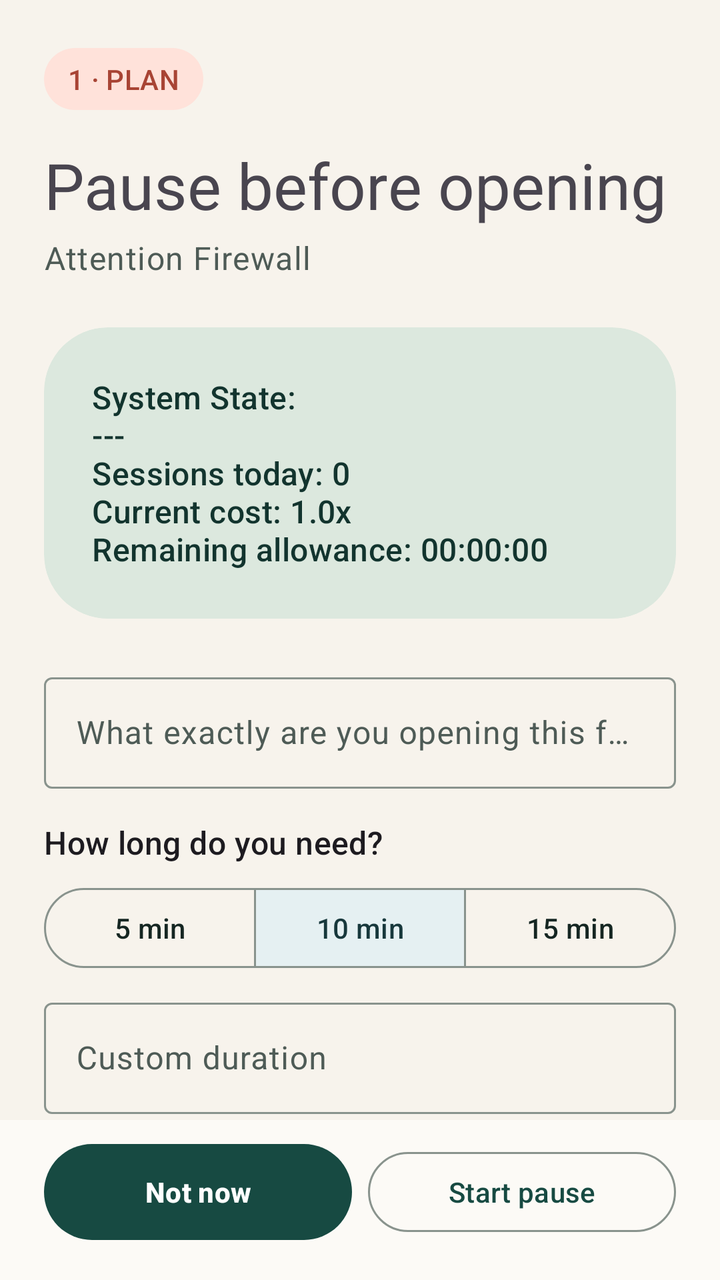
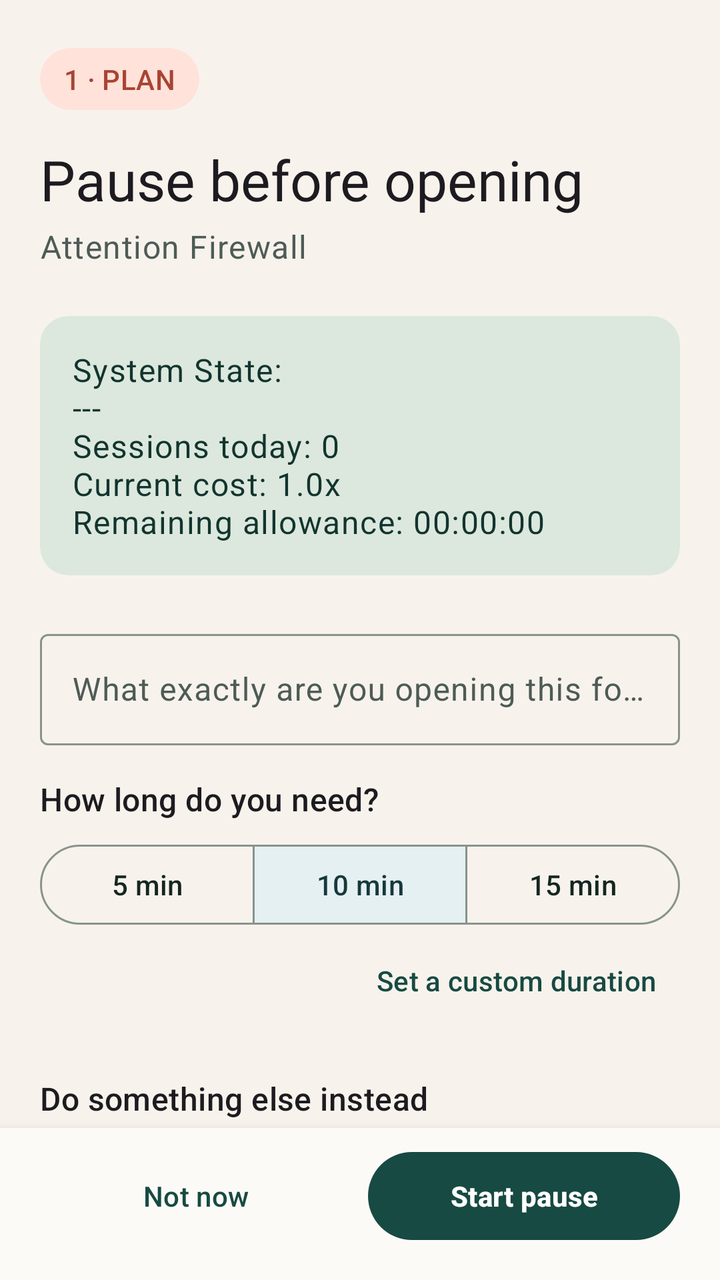

Compare the two renders of this Android layout. The source of the first and the diff that turns it into the second are given below.
<!-- AndroidManifest.xml: application theme Theme.Voward -->
<!-- res/layout/activity_decision_gate_modern.xml -->
<?xml version="1.0" encoding="utf-8"?>
<androidx.constraintlayout.widget.ConstraintLayout
    xmlns:android="http://schemas.android.com/apk/res/android"
    xmlns:app="http://schemas.android.com/apk/res-auto"
    xmlns:tools="http://schemas.android.com/tools"
    android:id="@+id/rootLayout"
    android:layout_width="match_parent"
    android:layout_height="match_parent"
    android:fitsSystemWindows="true"
    tools:context=".DecisionGateActivity">

    <androidx.core.widget.NestedScrollView
        android:id="@+id/gateScroll"
        android:layout_width="0dp"
        android:layout_height="0dp"
        android:clipToPadding="false"
        android:fillViewport="true"
        app:layout_constraintBottom_toTopOf="@id/linearLayout"
        app:layout_constraintEnd_toEndOf="parent"
        app:layout_constraintStart_toStartOf="parent"
        app:layout_constraintTop_toTopOf="parent">

        <androidx.constraintlayout.widget.ConstraintLayout android:layout_width="match_parent" android:layout_height="wrap_content">
            <LinearLayout
                android:layout_width="0dp"
                android:layout_height="wrap_content"
                android:orientation="vertical"
                android:paddingStart="@dimen/content_horizontal_padding"
                android:paddingEnd="@dimen/content_horizontal_padding"
                android:paddingTop="@dimen/spacing_lg"
                android:paddingBottom="@dimen/spacing_xl"
                app:layout_constraintEnd_toEndOf="parent"
                app:layout_constraintStart_toStartOf="parent"
                app:layout_constraintTop_toTopOf="parent"
                app:layout_constraintWidth_max="@dimen/content_max_width">

                <TextView android:id="@+id/gateStageLabel" android:layout_width="wrap_content" android:layout_height="wrap_content" android:background="@drawable/bg_status_attention" android:text="@string/gate_stage_plan" android:textAppearance="?attr/textAppearanceLabelLarge" android:textColor="@color/status_warning" />
                <TextView android:id="@+id/gateTitle" android:layout_width="match_parent" android:layout_height="wrap_content" android:layout_marginTop="@dimen/spacing_md" android:text="@string/gate_plan_title" android:textAppearance="?attr/textAppearanceHeadlineLarge" />
                <TextView android:id="@+id/gateTarget" android:layout_width="match_parent" android:layout_height="wrap_content" android:layout_marginTop="@dimen/spacing_xs" android:text="@string/attention_firewall" android:textAppearance="?attr/textAppearanceBodyLarge" android:textColor="?attr/colorOnSurfaceVariant" />

                <com.google.android.material.card.MaterialCardView
                    android:id="@+id/statsCard"
                    style="@style/Widget.ModernHabit.Card"
                    android:layout_width="match_parent"
                    android:layout_height="wrap_content"
                    android:layout_marginTop="@dimen/spacing_lg"
                    app:cardBackgroundColor="?attr/colorPrimaryContainer">
                    <TextView
                        android:id="@+id/awareness_mirror_stats"
                        android:layout_width="match_parent"
                        android:layout_height="wrap_content"
                        android:padding="@dimen/spacing_lg"
                        android:text="@string/system_state_initial"
                        android:textAppearance="?attr/textAppearanceTitleMedium"
                        android:textColor="?attr/colorOnPrimaryContainer" />
                </com.google.android.material.card.MaterialCardView>

                <LinearLayout android:id="@+id/planningGroup" android:layout_width="match_parent" android:layout_height="wrap_content" android:layout_marginTop="@dimen/spacing_lg" android:orientation="vertical">
                    <com.google.android.material.textfield.TextInputLayout
                        android:id="@+id/purpose_input_layout"
                        style="@style/Widget.Material3.TextInputLayout.OutlinedBox"
                        android:layout_width="match_parent"
                        android:layout_height="wrap_content"
                        android:hint="@string/gate_purpose_hint">
                        <com.google.android.material.textfield.TextInputEditText
                            android:id="@+id/purpose_input"
                            android:layout_width="match_parent"
                            android:layout_height="wrap_content"
                            android:inputType="textCapSentences"
                            android:maxLength="120"
                            android:maxLines="2" />
                    </com.google.android.material.textfield.TextInputLayout>

                    <TextView android:layout_width="match_parent" android:layout_height="wrap_content" android:layout_marginTop="@dimen/spacing_md" android:text="@string/choose_duration" android:textAppearance="?attr/textAppearanceTitleMedium" />
                    <com.google.android.material.button.MaterialButtonToggleGroup
                        android:id="@+id/durationChips"
                        android:layout_width="match_parent"
                        android:layout_height="wrap_content"
                        android:layout_marginTop="@dimen/spacing_sm"
                        app:checkedButton="@id/duration10"
                        app:selectionRequired="false"
                        app:singleSelection="true">
                        <com.google.android.material.button.MaterialButton android:id="@+id/duration5" style="@style/Widget.Material3.Button.OutlinedButton" android:layout_width="0dp" android:layout_height="wrap_content" android:layout_weight="1" android:text="@string/duration_5" />
                        <com.google.android.material.button.MaterialButton android:id="@+id/duration10" style="@style/Widget.Material3.Button.OutlinedButton" android:layout_width="0dp" android:layout_height="wrap_content" android:layout_weight="1" android:text="@string/duration_10" />
                        <com.google.android.material.button.MaterialButton android:id="@+id/duration15" style="@style/Widget.Material3.Button.OutlinedButton" android:layout_width="0dp" android:layout_height="wrap_content" android:layout_weight="1" android:text="@string/duration_15" />
                    </com.google.android.material.button.MaterialButtonToggleGroup>

                    <com.google.android.material.textfield.TextInputLayout
                        android:id="@+id/planned_minutes_input_layout"
                        style="@style/Widget.Material3.TextInputLayout.OutlinedBox"
                        android:layout_width="match_parent"
                        android:layout_height="wrap_content"
                        android:layout_marginTop="@dimen/spacing_sm"
                        android:hint="@string/custom_duration"
                        app:suffixText="@string/minutes_short">
                        <com.google.android.material.textfield.TextInputEditText
                            android:id="@+id/planned_minutes_input"
                            android:layout_width="match_parent"
                            android:layout_height="wrap_content"
                            android:inputType="number"
                            android:maxLength="2"
                            android:maxLines="1" />
                    </com.google.android.material.textfield.TextInputLayout>
                </LinearLayout>

                <TextView android:id="@+id/gatePlanSummary" android:layout_width="match_parent" android:layout_height="wrap_content" android:layout_marginTop="@dimen/spacing_lg" android:background="@drawable/bg_status_active" android:padding="@dimen/spacing_md" android:textAppearance="?attr/textAppearanceTitleMedium" android:visibility="gone" />
                <TextView android:layout_width="match_parent" android:layout_height="wrap_content" android:layout_marginTop="@dimen/spacing_lg" android:text="@string/healthy_next_step" android:textAppearance="?attr/textAppearanceTitleMedium" />
                <TextView android:id="@+id/replacement_prompt" android:layout_width="match_parent" android:layout_height="wrap_content" android:layout_marginTop="@dimen/spacing_xs" android:text="@string/gate_replacement_prompt" android:textAppearance="?attr/textAppearanceBodyMedium" android:textColor="?attr/colorOnSurfaceVariant" />
                <LinearLayout android:id="@+id/replacementActions" android:layout_width="match_parent" android:layout_height="wrap_content" android:layout_marginTop="@dimen/spacing_sm" android:orientation="vertical">
                    <com.google.android.material.button.MaterialButton android:id="@+id/replacementWalk" style="@style/Widget.Material3.Button.OutlinedButton" android:layout_width="match_parent" android:layout_height="wrap_content" android:text="@string/replacement_walk" />
                    <com.google.android.material.button.MaterialButton android:id="@+id/replacementWater" style="@style/Widget.Material3.Button.OutlinedButton" android:layout_width="match_parent" android:layout_height="wrap_content" android:layout_marginTop="@dimen/spacing_xs" android:text="@string/replacement_water" />
                    <com.google.android.material.button.MaterialButton android:id="@+id/replacementTask" style="@style/Widget.Material3.Button.OutlinedButton" android:layout_width="match_parent" android:layout_height="wrap_content" android:layout_marginTop="@dimen/spacing_xs" android:text="@string/replacement_task" />
                </LinearLayout>
                <TextView android:id="@+id/session_terms" android:layout_width="match_parent" android:layout_height="wrap_content" android:layout_marginTop="@dimen/spacing_md" android:text="@string/gate_terms_before_plan" android:textAppearance="?attr/textAppearanceBodyMedium" android:textColor="?attr/colorOnSurfaceVariant" />
                <FrameLayout android:id="@+id/pauseVisual" android:layout_width="184dp" android:layout_height="184dp" android:layout_gravity="center_horizontal" android:layout_marginTop="@dimen/spacing_lg" android:visibility="gone">
                    <com.example.voward.AllowanceRingView android:id="@+id/pauseRing" android:layout_width="match_parent" android:layout_height="match_parent" android:contentDescription="@string/pause_countdown_description" />
                    <TextView android:id="@+id/friction_status" android:layout_width="match_parent" android:layout_height="match_parent" android:gravity="center" android:padding="28dp" android:textAppearance="?attr/textAppearanceTitleMedium" android:textColor="?attr/colorPrimary" />
                </FrameLayout>
            </LinearLayout>
        </androidx.constraintlayout.widget.ConstraintLayout>
    </androidx.core.widget.NestedScrollView>

    <LinearLayout
        android:id="@+id/linearLayout"
        android:layout_width="0dp"
        android:layout_height="wrap_content"
        android:background="?attr/colorSurface"
        android:orientation="horizontal"
        android:paddingStart="@dimen/content_horizontal_padding"
        android:paddingEnd="@dimen/content_horizontal_padding"
        android:paddingTop="@dimen/spacing_sm"
        android:paddingBottom="@dimen/spacing_md"
        app:layout_constraintBottom_toBottomOf="parent"
        app:layout_constraintEnd_toEndOf="parent"
        app:layout_constraintStart_toStartOf="parent">
        <com.google.android.material.button.MaterialButton android:id="@+id/cancel_button" style="@style/Widget.ModernHabit.Button.Pill" android:layout_width="0dp" android:layout_height="wrap_content" android:layout_weight="1" android:text="@string/gate_not_now" />
        <com.google.android.material.button.MaterialButton android:id="@+id/proceed_button" style="@style/Widget.Material3.Button.OutlinedButton" android:layout_width="0dp" android:layout_height="wrap_content" android:layout_marginStart="@dimen/spacing_sm" android:layout_weight="1" android:text="@string/gate_start_pause" />
    </LinearLayout>
</androidx.constraintlayout.widget.ConstraintLayout>
<!-- resources referenced by this layout -->
<resources>
  <color name="status_warning">#A84434</color>
  <dimen name="content_horizontal_padding">22dp</dimen>
  <dimen name="content_max_width">720dp</dimen>
  <dimen name="spacing_lg">24dp</dimen>
  <dimen name="spacing_md">16dp</dimen>
  <dimen name="spacing_sm">8dp</dimen>
  <dimen name="spacing_xl">32dp</dimen>
  <dimen name="spacing_xs">4dp</dimen>
  <string name="attention_firewall">Attention Firewall</string>
  <string name="choose_duration">How long do you need?</string>
  <string name="custom_duration">Custom duration</string>
  <string name="duration_10">10 min</string>
  <string name="duration_15">15 min</string>
  <string name="duration_5">5 min</string>
  <string name="gate_not_now">Not now</string>
  <string name="gate_plan_title">Pause before opening</string>
  <string name="gate_purpose_hint">What exactly are you opening this for?</string>
  <string name="gate_replacement_prompt">Choose an option to leave the protected content and return Home.</string>
  <string name="gate_stage_plan">1 · PLAN</string>
  <string name="gate_start_pause">Start pause</string>
  <string name="gate_terms_before_plan">Your final cap will be the smaller of the planned duration and the remaining allowance.</string>
  <string name="healthy_next_step">Do something else instead</string>
  <string name="minutes_short">min</string>
  <string name="pause_countdown_description">Intentional pause countdown</string>
  <string name="replacement_task">Do one small task</string>
  <string name="replacement_walk">Take a short walk</string>
  <string name="replacement_water">Drink some water</string>
  <string name="system_state_initial">System State:\n---\nSessions today: 0\nCurrent cost: 1.0x\nRemaining allowance: 00:00:00</string>
  <style name="Widget.ModernHabit.Button.Pill" parent="@style/Widget.Voward.Button.Pill" />
  <style name="Widget.ModernHabit.Card" parent="@style/Widget.Voward.Card" />
  <color name="status_positive_container">#DCE8DE</color>
  <color name="status_warning_container">#FFE2DA</color>
  <style name="Widget.Voward.Button.Pill" parent="Widget.Material3.Button">
          <item name="cornerRadius">30dp</item>
          <item name="android:minHeight">56dp</item>
          <item name="android:textStyle">bold</item>
      </style>
  <style name="Widget.Voward.Card" parent="Widget.Material3.CardView.Elevated">
          <item name="cardCornerRadius">@dimen/card_corner_radius_large</item>
          <item name="cardElevation">0dp</item>
          <item name="strokeWidth">0dp</item>
      </style>
  <color name="md_primary">#174A42</color>
  <color name="md_on_primary">#FFFFFF</color>
  <color name="md_primary_container">#DCE8DE</color>
  <color name="md_on_primary_container">#12342E</color>
  <color name="md_secondary">#587B72</color>
  <color name="md_on_secondary">#FFFFFF</color>
  <color name="md_secondary_container">#E5F0F2</color>
  <color name="md_on_secondary_container">#17383C</color>
  <color name="md_tertiary">#D95D49</color>
  <color name="md_on_tertiary">#FFFFFF</color>
  <color name="md_tertiary_container">#FFE2DA</color>
  <color name="md_on_tertiary_container">#4C170E</color>
  <color name="md_error">#BA1A1A</color>
  <color name="md_on_error">#FFFFFF</color>
  <color name="md_background">#F7F3EC</color>
  <color name="md_on_background">#152622</color>
  <color name="md_surface">#FCFAF6</color>
  <color name="md_on_surface">#152622</color>
  <color name="md_surface_variant">#EFECE4</color>
  <color name="md_on_surface_variant">#4E5B56</color>
  <color name="md_outline">#89938D</color>
  <dimen name="card_corner_radius_large">32dp</dimen>
  <!-- unchanged entries left out for length: 6 -->
</resources>

<!-- the commit's change to res/layout/activity_decision_gate_modern.xml (unified diff, before → after) -->
@@ -35,12 +35,12 @@
                 app:layout_constraintWidth_max="@dimen/content_max_width">
 
                 <TextView android:id="@+id/gateStageLabel" android:layout_width="wrap_content" android:layout_height="wrap_content" android:background="@drawable/bg_status_attention" android:text="@string/gate_stage_plan" android:textAppearance="?attr/textAppearanceLabelLarge" android:textColor="@color/status_warning" />
-                <TextView android:id="@+id/gateTitle" android:layout_width="match_parent" android:layout_height="wrap_content" android:layout_marginTop="@dimen/spacing_md" android:text="@string/gate_plan_title" android:textAppearance="?attr/textAppearanceHeadlineLarge" />
+                <TextView android:id="@+id/gateTitle" android:layout_width="match_parent" android:layout_height="wrap_content" android:layout_marginTop="@dimen/spacing_md" android:text="@string/gate_plan_title" android:textAppearance="?attr/textAppearanceHeadlineMedium" />
                 <TextView android:id="@+id/gateTarget" android:layout_width="match_parent" android:layout_height="wrap_content" android:layout_marginTop="@dimen/spacing_xs" android:text="@string/attention_firewall" android:textAppearance="?attr/textAppearanceBodyLarge" android:textColor="?attr/colorOnSurfaceVariant" />
 
                 <com.google.android.material.card.MaterialCardView
                     android:id="@+id/statsCard"
-                    style="@style/Widget.ModernHabit.Card"
+                    style="@style/Widget.ModernHabit.Card.Compact"
                     android:layout_width="match_parent"
                     android:layout_height="wrap_content"
                     android:layout_marginTop="@dimen/spacing_lg"
@@ -49,9 +49,9 @@
                         android:id="@+id/awareness_mirror_stats"
                         android:layout_width="match_parent"
                         android:layout_height="wrap_content"
-                        android:padding="@dimen/spacing_lg"
+                        android:padding="@dimen/spacing_md"
                         android:text="@string/system_state_initial"
-                        android:textAppearance="?attr/textAppearanceTitleMedium"
+                        android:textAppearance="?attr/textAppearanceBodyLarge"
                         android:textColor="?attr/colorOnPrimaryContainer" />
                 </com.google.android.material.card.MaterialCardView>
 
@@ -85,6 +85,8 @@
                         <com.google.android.material.button.MaterialButton android:id="@+id/duration15" style="@style/Widget.Material3.Button.OutlinedButton" android:layout_width="0dp" android:layout_height="wrap_content" android:layout_weight="1" android:text="@string/duration_15" />
                     </com.google.android.material.button.MaterialButtonToggleGroup>
 
+                    <com.google.android.material.button.MaterialButton android:id="@+id/durationCustom" style="@style/Widget.Material3.Button.TextButton" android:layout_width="wrap_content" android:layout_height="wrap_content" android:layout_gravity="end" android:text="@string/custom_duration_action" />
+
                     <com.google.android.material.textfield.TextInputLayout
                         android:id="@+id/planned_minutes_input_layout"
                         style="@style/Widget.Material3.TextInputLayout.OutlinedBox"
@@ -92,6 +94,7 @@
                         android:layout_height="wrap_content"
                         android:layout_marginTop="@dimen/spacing_sm"
                         android:hint="@string/custom_duration"
+                        android:visibility="gone"
                         app:suffixText="@string/minutes_short">
                         <com.google.android.material.textfield.TextInputEditText
                             android:id="@+id/planned_minutes_input"
@@ -106,13 +109,13 @@
                 <TextView android:id="@+id/gatePlanSummary" android:layout_width="match_parent" android:layout_height="wrap_content" android:layout_marginTop="@dimen/spacing_lg" android:background="@drawable/bg_status_active" android:padding="@dimen/spacing_md" android:textAppearance="?attr/textAppearanceTitleMedium" android:visibility="gone" />
                 <TextView android:layout_width="match_parent" android:layout_height="wrap_content" android:layout_marginTop="@dimen/spacing_lg" android:text="@string/healthy_next_step" android:textAppearance="?attr/textAppearanceTitleMedium" />
                 <TextView android:id="@+id/replacement_prompt" android:layout_width="match_parent" android:layout_height="wrap_content" android:layout_marginTop="@dimen/spacing_xs" android:text="@string/gate_replacement_prompt" android:textAppearance="?attr/textAppearanceBodyMedium" android:textColor="?attr/colorOnSurfaceVariant" />
-                <LinearLayout android:id="@+id/replacementActions" android:layout_width="match_parent" android:layout_height="wrap_content" android:layout_marginTop="@dimen/spacing_sm" android:orientation="vertical">
-                    <com.google.android.material.button.MaterialButton android:id="@+id/replacementWalk" style="@style/Widget.Material3.Button.OutlinedButton" android:layout_width="match_parent" android:layout_height="wrap_content" android:text="@string/replacement_walk" />
-                    <com.google.android.material.button.MaterialButton android:id="@+id/replacementWater" style="@style/Widget.Material3.Button.OutlinedButton" android:layout_width="match_parent" android:layout_height="wrap_content" android:layout_marginTop="@dimen/spacing_xs" android:text="@string/replacement_water" />
-                    <com.google.android.material.button.MaterialButton android:id="@+id/replacementTask" style="@style/Widget.Material3.Button.OutlinedButton" android:layout_width="match_parent" android:layout_height="wrap_content" android:layout_marginTop="@dimen/spacing_xs" android:text="@string/replacement_task" />
-                </LinearLayout>
+                <com.google.android.material.chip.ChipGroup android:id="@+id/replacementActions" android:layout_width="match_parent" android:layout_height="wrap_content" android:layout_marginTop="@dimen/spacing_sm" app:chipSpacingHorizontal="@dimen/spacing_sm" app:chipSpacingVertical="@dimen/spacing_xs" app:singleLine="false">
+                    <com.google.android.material.chip.Chip android:id="@+id/replacementWalk" style="@style/Widget.Material3.Chip.Assist" android:layout_width="wrap_content" android:layout_height="wrap_content" android:text="@string/replacement_walk" />
+                    <com.google.android.material.chip.Chip android:id="@+id/replacementWater" style="@style/Widget.Material3.Chip.Assist" android:layout_width="wrap_content" android:layout_height="wrap_content" android:text="@string/replacement_water" />
+                    <com.google.android.material.chip.Chip android:id="@+id/replacementTask" style="@style/Widget.Material3.Chip.Assist" android:layout_width="wrap_content" android:layout_height="wrap_content" android:text="@string/replacement_task" />
+                </com.google.android.material.chip.ChipGroup>
                 <TextView android:id="@+id/session_terms" android:layout_width="match_parent" android:layout_height="wrap_content" android:layout_marginTop="@dimen/spacing_md" android:text="@string/gate_terms_before_plan" android:textAppearance="?attr/textAppearanceBodyMedium" android:textColor="?attr/colorOnSurfaceVariant" />
-                <FrameLayout android:id="@+id/pauseVisual" android:layout_width="184dp" android:layout_height="184dp" android:layout_gravity="center_horizontal" android:layout_marginTop="@dimen/spacing_lg" android:visibility="gone">
+                <FrameLayout android:id="@+id/pauseVisual" android:layout_width="160dp" android:layout_height="160dp" android:layout_gravity="center_horizontal" android:layout_marginTop="@dimen/spacing_lg" android:visibility="gone">
                     <com.example.voward.AllowanceRingView android:id="@+id/pauseRing" android:layout_width="match_parent" android:layout_height="match_parent" android:contentDescription="@string/pause_countdown_description" />
                     <TextView android:id="@+id/friction_status" android:layout_width="match_parent" android:layout_height="match_parent" android:gravity="center" android:padding="28dp" android:textAppearance="?attr/textAppearanceTitleMedium" android:textColor="?attr/colorPrimary" />
                 </FrameLayout>
@@ -125,6 +128,7 @@
         android:layout_width="0dp"
         android:layout_height="wrap_content"
         android:background="?attr/colorSurface"
+        android:elevation="8dp"
         android:orientation="horizontal"
         android:paddingStart="@dimen/content_horizontal_padding"
         android:paddingEnd="@dimen/content_horizontal_padding"
@@ -133,7 +137,7 @@
         app:layout_constraintBottom_toBottomOf="parent"
         app:layout_constraintEnd_toEndOf="parent"
         app:layout_constraintStart_toStartOf="parent">
-        <com.google.android.material.button.MaterialButton android:id="@+id/cancel_button" style="@style/Widget.ModernHabit.Button.Pill" android:layout_width="0dp" android:layout_height="wrap_content" android:layout_weight="1" android:text="@string/gate_not_now" />
-        <com.google.android.material.button.MaterialButton android:id="@+id/proceed_button" style="@style/Widget.Material3.Button.OutlinedButton" android:layout_width="0dp" android:layout_height="wrap_content" android:layout_marginStart="@dimen/spacing_sm" android:layout_weight="1" android:text="@string/gate_start_pause" />
+        <com.google.android.material.button.MaterialButton android:id="@+id/cancel_button" style="@style/Widget.Material3.Button.TextButton" android:layout_width="0dp" android:layout_height="wrap_content" android:layout_weight="1" android:text="@string/gate_not_now" />
+        <com.google.android.material.button.MaterialButton android:id="@+id/proceed_button" style="@style/Widget.ModernHabit.Button.Pill" android:layout_width="0dp" android:layout_height="wrap_content" android:layout_marginStart="@dimen/spacing_sm" android:layout_weight="1" android:text="@string/gate_start_pause" />
     </LinearLayout>
 </androidx.constraintlayout.widget.ConstraintLayout>
<!-- resource entries referenced after the edit -->
@@ -1,7 +1,7 @@
 <!-- resources referenced by this layout -->
 <resources>
   <color name="status_warning">#A84434</color>
-  <dimen name="content_horizontal_padding">22dp</dimen>
+  <dimen name="content_horizontal_padding">20dp</dimen>
   <dimen name="content_max_width">720dp</dimen>
   <dimen name="spacing_lg">24dp</dimen>
   <dimen name="spacing_md">16dp</dimen>
@@ -11,6 +11,7 @@
   <string name="attention_firewall">Attention Firewall</string>
   <string name="choose_duration">How long do you need?</string>
   <string name="custom_duration">Custom duration</string>
+  <string name="custom_duration_action">Set a custom duration</string>
   <string name="duration_10">10 min</string>
   <string name="duration_15">15 min</string>
   <string name="duration_5">5 min</string>
@@ -29,19 +30,24 @@
   <string name="replacement_water">Drink some water</string>
   <string name="system_state_initial">System State:\n---\nSessions today: 0\nCurrent cost: 1.0x\nRemaining allowance: 00:00:00</string>
   <style name="Widget.ModernHabit.Button.Pill" parent="@style/Widget.Voward.Button.Pill" />
-  <style name="Widget.ModernHabit.Card" parent="@style/Widget.Voward.Card" />
+  <style name="Widget.ModernHabit.Card.Compact" parent="@style/Widget.Voward.Card.Compact" />
   <color name="status_positive_container">#DCE8DE</color>
   <color name="status_warning_container">#FFE2DA</color>
   <style name="Widget.Voward.Button.Pill" parent="Widget.Material3.Button">
-          <item name="cornerRadius">30dp</item>
-          <item name="android:minHeight">56dp</item>
+          <item name="cornerRadius">26dp</item>
+          <item name="android:minHeight">52dp</item>
           <item name="android:textStyle">bold</item>
       </style>
+  <style name="Widget.Voward.Card.Compact" parent="Widget.Voward.Card">
+          <item name="cardCornerRadius">@dimen/card_corner_radius_compact</item>
+      </style>
   <style name="Widget.Voward.Card" parent="Widget.Material3.CardView.Elevated">
-          <item name="cardCornerRadius">@dimen/card_corner_radius_large</item>
+          <item name="cardCornerRadius">@dimen/card_corner_radius</item>
           <item name="cardElevation">0dp</item>
           <item name="strokeWidth">0dp</item>
       </style>
+  <dimen name="card_corner_radius_compact">14dp</dimen>
+  <dimen name="card_corner_radius">18dp</dimen>
   <color name="md_primary">#174A42</color>
   <color name="md_on_primary">#FFFFFF</color>
   <color name="md_primary_container">#DCE8DE</color>
@@ -63,7 +69,6 @@
   <color name="md_surface_variant">#EFECE4</color>
   <color name="md_on_surface_variant">#4E5B56</color>
   <color name="md_outline">#89938D</color>
-  <dimen name="card_corner_radius_large">32dp</dimen>
   <!-- unchanged entries left out for length: 6 -->
 </resources>
 
